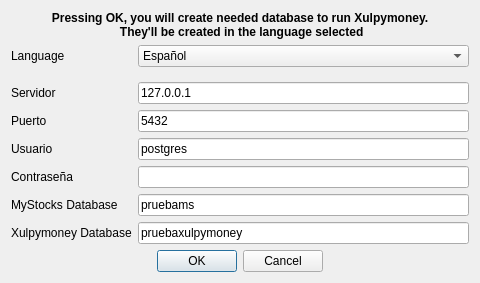
This is ui/frmInit.ui in turulomio/xulpymoney as Qt 5 draws it before an edit. The edited form follows.
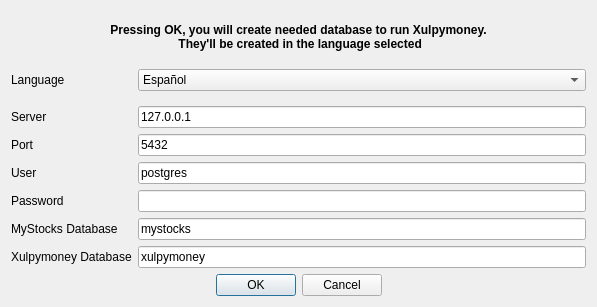
This is the edited form. Icons and pictures are not drawn.

Diff of the .ui file:
```diff
--- a/ui/frmInit.ui
+++ b/ui/frmInit.ui
@@ -6,8 +6,8 @@
    <rect>
     <x>0</x>
     <y>0</y>
-    <width>480</width>
-    <height>261</height>
+    <width>597</width>
+    <height>307</height>
    </rect>
   </property>
   <property name="sizePolicy">
@@ -93,7 +93,7 @@
        <item row="2" column="0">
         <widget class="QLabel" name="lblServer">
          <property name="text">
-          <string>Servidor</string>
+          <string>Server</string>
          </property>
         </widget>
        </item>
@@ -113,7 +113,7 @@
        <item row="3" column="0">
         <widget class="QLabel" name="lblPort">
          <property name="text">
-          <string>Puerto</string>
+          <string>Port</string>
          </property>
         </widget>
        </item>
@@ -127,7 +127,7 @@
        <item row="4" column="0">
         <widget class="QLabel" name="lblUser">
          <property name="text">
-          <string>Usuario</string>
+          <string>User</string>
          </property>
         </widget>
        </item>
@@ -141,7 +141,7 @@
        <item row="5" column="0">
         <widget class="QLabel" name="lblPass">
          <property name="text">
-          <string>Contraseña</string>
+          <string>Password</string>
          </property>
         </widget>
        </item>
@@ -171,7 +171,7 @@
        <item row="6" column="1">
         <widget class="QLineEdit" name="txtMyStocks">
          <property name="text">
-          <string>pruebams</string>
+          <string>mystocks</string>
          </property>
         </widget>
        </item>
@@ -185,7 +185,7 @@
        <item row="7" column="1">
         <widget class="QLineEdit" name="txtXulpymoney">
          <property name="text">
-          <string>pruebaxulpymoney</string>
+          <string>xulpymoney</string>
          </property>
         </widget>
        </item>
```
